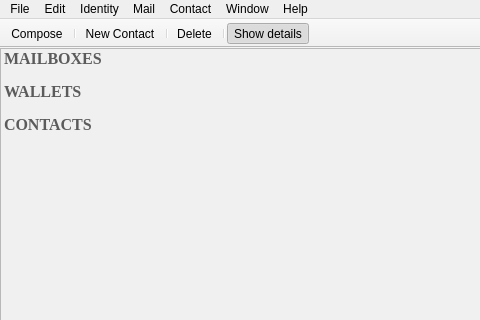
First picture: the form in KeyhoteeMainWindow.ui, repository InvictusInnovations/keyhotee, before the edit; both pictures show x 0 to 480 and y 0 to 320 of the 1094 by 736 pixel window.
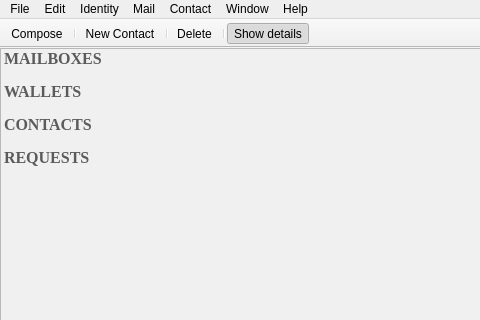
Second picture: the form after the edit. Icons and pictures are not drawn. Custom widgets are drawn as their Qt base class.

```diff
--- a/KeyhoteeMainWindow.ui
+++ b/KeyhoteeMainWindow.ui
@@ -289,6 +289,45 @@
          <set>ItemIsSelectable|ItemIsEnabled</set>
         </property>
        </item>
+       <item>
+        <property name="text">
+         <string/>
+        </property>
+       </item>
+       <item>
+        <property name="text">
+         <string>REQUESTS</string>
+        </property>
+        <property name="font">
+         <font>
+          <family>Georgia</family>
+          <pointsize>12</pointsize>
+          <weight>75</weight>
+          <bold>true</bold>
+         </font>
+        </property>
+        <property name="background">
+         <brush brushstyle="NoBrush">
+          <color alpha="255">
+           <red>127</red>
+           <green>127</green>
+           <blue>127</blue>
+          </color>
+         </brush>
+        </property>
+        <property name="foreground">
+         <brush brushstyle="SolidPattern">
+          <color alpha="255">
+           <red>91</red>
+           <green>91</green>
+           <blue>91</blue>
+          </color>
+         </brush>
+        </property>
+        <property name="flags">
+         <set>ItemIsSelectable|ItemIsEnabled</set>
+        </property>
+       </item>
       </widget>
       <widget class="QStackedWidget" name="widget_stack">
        <property name="sizePolicy">
@@ -682,6 +721,12 @@
    <extends>QTreeWidget</extends>
    <header>TreeWidgetCustom.hpp</header>
   </customwidget>
+  <customwidget>
+   <class>Authorization</class>
+   <extends>QWidget</extends>
+   <header>AddressBook/authorization.hpp</header>
+   <container>1</container>
+  </customwidget>
  </customwidgets>
  <resources>
   <include location="Keyhotee.qrc"/>
```
Left out of the diff: 3 changed lines with no effect on the pictures.
